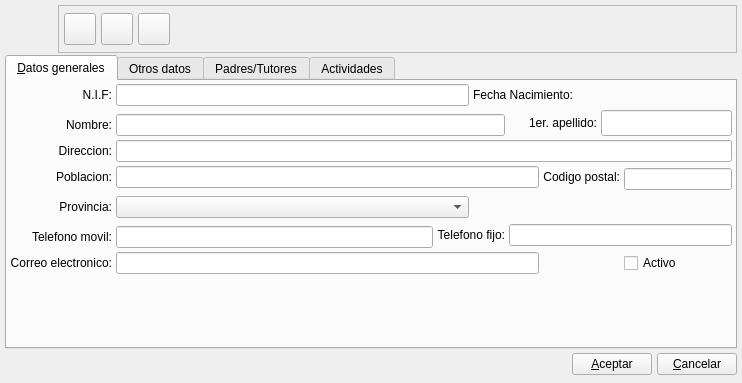
eboladev/Bulmages-1, file bulmages/bulmafact/plugins/pluginbf_alumno/alumnobase.ui: the form before one commit.
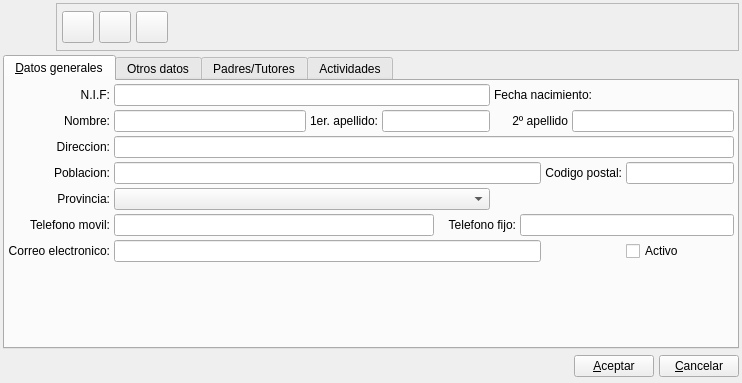
The form after the commit. Icons and pictures are not drawn. Custom widgets are drawn as their Qt base class.

Commit message: Arreglo un cambio de nombre de la carpeta de iconos. Pongo imagenes en bulmasetup (Solo falta la de bulmacont que ya ansio verla) Pongo el logotipo de iglues a color y con transparencia.

The edit to the form file:
```diff
--- a/bulmages/bulmafact/plugins/pluginbf_alumno/alumnobase.ui
+++ b/bulmages/bulmafact/plugins/pluginbf_alumno/alumnobase.ui
@@ -24,12 +24,6 @@
 				<normaloff>:/ImgGestionAula/icons/alumno.svg</normaloff>:/ImgGestionAula/icons/alumno.svg</iconset>
 		</property>
 		<layout class="QVBoxLayout" name="verticalLayout" >
-			<property name="spacing" >
-				<number>2</number>
-			</property>
-			<property name="margin" >
-				<number>5</number>
-			</property>
 			<item>
 				<layout class="QHBoxLayout" >
 					<property name="spacing" >
@@ -222,14 +216,6 @@
 				<number>0</number>
 			</property>
 			<widget class="QWidget" name="Tab1" >
-				<property name="geometry" >
-					<rect>
-						<x>0</x>
-						<y>0</y>
-						<width>728</width>
-						<height>253</height>
-					</rect>
-				</property>
 				<attribute name="title" >
 					<string>&amp;Datos generales</string>
 				</attribute>
@@ -247,14 +233,14 @@
 							</property>
 						</widget>
 					</item>
-					<item row="0" column="1" colspan="2" >
+       <item row="0" column="1" colspan="4" >
 						<widget class="QLineEdit" name="mui_cifcliente" >
 							<property name="maxLength" >
 								<number>200</number>
 							</property>
 						</widget>
 					</item>
-					<item row="0" column="3" colspan="3" >
+       <item row="0" column="5" colspan="4" >
 						<widget class="QLabel" name="textLabel2_10" >
 							<property name="sizePolicy" >
 								<sizepolicy vsizetype="Fixed" hsizetype="Fixed" >
@@ -263,17 +249,40 @@
 								</sizepolicy>
 							</property>
 							<property name="text" >
-								<string>Fecha Nacimiento:</string>
+          <string>Fecha nacimiento:</string>
 							</property>
 							<property name="alignment" >
 								<set>Qt::AlignRight|Qt::AlignTrailing|Qt::AlignVCenter</set>
 							</property>
 						</widget>
 					</item>
-					<item row="0" column="6" colspan="3" >
+       <item row="0" column="9" colspan="2" >
 						<widget class="BlDateSearch" native="1" name="mui_fechanacimientoalumno" />
 					</item>
-					<item rowspan="2" row="1" column="4" colspan="3" >
+       <item row="1" column="0" >
+        <widget class="QLabel" name="textLabel2_2" >
+         <property name="text" >
+          <string>Nombre:</string>
+         </property>
+         <property name="alignment" >
+          <set>Qt::AlignRight|Qt::AlignTrailing|Qt::AlignVCenter</set>
+         </property>
+         <property name="buddy" >
+          <cstring>mui_nombrealumno</cstring>
+         </property>
+        </widget>
+       </item>
+       <item row="1" column="1" >
+        <widget class="QLineEdit" name="mui_nombrealumno" >
+         <property name="sizePolicy" >
+          <sizepolicy vsizetype="Preferred" hsizetype="Expanding" >
+           <horstretch>0</horstretch>
+           <verstretch>0</verstretch>
+          </sizepolicy>
+         </property>
+        </widget>
+       </item>
+       <item row="1" column="2" >
 						<widget class="QLabel" name="textLabel2_3" >
 							<property name="text" >
 								<string>1er. apellido:</string>
@@ -286,7 +295,7 @@
 							</property>
 						</widget>
 					</item>
-					<item rowspan="2" row="1" column="7" colspan="2" >
+       <item row="1" column="3" colspan="2" >
 						<widget class="QLineEdit" name="mui_apellido1alumno" >
 							<property name="sizePolicy" >
 								<sizepolicy vsizetype="Preferred" hsizetype="Expanding" >
@@ -296,30 +305,30 @@
 							</property>
 						</widget>
 					</item>
+       <item row="1" column="5" colspan="3" >
+        <widget class="QLabel" name="textLabel2_4" >
+         <property name="text" >
+          <string>2º apellido</string>
+         </property>
+         <property name="alignment" >
+          <set>Qt::AlignRight|Qt::AlignTrailing|Qt::AlignVCenter</set>
+         </property>
+         <property name="buddy" >
+          <cstring>mui_apellido2alumno</cstring>
+         </property>
+        </widget>
+       </item>
+       <item row="1" column="8" colspan="3" >
+        <widget class="QLineEdit" name="mui_apellido2alumno" >
+         <property name="sizePolicy" >
+          <sizepolicy vsizetype="Preferred" hsizetype="Expanding" >
+           <horstretch>0</horstretch>
+           <verstretch>0</verstretch>
+          </sizepolicy>
+         </property>
+        </widget>
+       </item>
 					<item row="2" column="0" >
-						<widget class="QLabel" name="textLabel2_2" >
-							<property name="text" >
-								<string>Nombre:</string>
-							</property>
-							<property name="alignment" >
-								<set>Qt::AlignRight|Qt::AlignTrailing|Qt::AlignVCenter</set>
-							</property>
-							<property name="buddy" >
-								<cstring>mui_nombrealumno</cstring>
-							</property>
-						</widget>
-					</item>
-					<item row="2" column="1" colspan="3" >
-						<widget class="QLineEdit" name="mui_nombrealumno" >
-							<property name="sizePolicy" >
-								<sizepolicy vsizetype="Preferred" hsizetype="Expanding" >
-									<horstretch>0</horstretch>
-									<verstretch>0</verstretch>
-								</sizepolicy>
-							</property>
-						</widget>
-					</item>
-					<item row="3" column="0" >
 						<widget class="QLabel" name="textLabel2_6" >
 							<property name="text" >
 								<string>Direccion:</string>
@@ -332,14 +341,14 @@
 							</property>
 						</widget>
 					</item>
-					<item row="3" column="1" colspan="8" >
-						<widget class="QLineEdit" name="mui_dircliente" >
+       <item row="2" column="1" colspan="10" >
+        <widget class="QLineEdit" name="mui_diralumno" >
 							<property name="maxLength" >
 								<number>100</number>
 							</property>
 						</widget>
 					</item>
-					<item row="4" column="0" >
+       <item row="3" column="0" >
 						<widget class="QLabel" name="textLabel2_9" >
 							<property name="text" >
 								<string>Poblacion:</string>
@@ -352,14 +361,14 @@
 							</property>
 						</widget>
 					</item>
-					<item row="4" column="1" colspan="4" >
-						<widget class="QLineEdit" name="mui_poblcliente" >
+       <item row="3" column="1" colspan="6" >
+        <widget class="QLineEdit" name="mui_municipioalumno" >
 							<property name="maxLength" >
 								<number>40</number>
 							</property>
 						</widget>
 					</item>
-					<item row="4" column="5" colspan="3" >
+       <item row="3" column="7" colspan="3" >
 						<widget class="QLabel" name="textLabel2_7" >
 							<property name="sizePolicy" >
 								<sizepolicy vsizetype="Fixed" hsizetype="Fixed" >
@@ -378,8 +387,8 @@
 							</property>
 						</widget>
 					</item>
-					<item rowspan="2" row="4" column="8" >
-						<widget class="QLineEdit" name="mui_cpcliente" >
+       <item row="3" column="10" >
+        <widget class="QLineEdit" name="mui_cpalumno" >
 							<property name="sizePolicy" >
 								<sizepolicy vsizetype="Fixed" hsizetype="Fixed" >
 									<horstretch>0</horstretch>
@@ -391,7 +400,7 @@
 							</property>
 						</widget>
 					</item>
-					<item rowspan="3" row="5" column="0" >
+       <item row="4" column="0" >
 						<widget class="QLabel" name="textLabel2_9_2" >
 							<property name="text" >
 								<string>Provincia:</string>
@@ -404,30 +413,10 @@
 							</property>
 						</widget>
 					</item>
-					<item row="6" column="1" colspan="2" >
+       <item row="4" column="1" colspan="4" >
 						<widget class="BlComboBox" name="mui_idprovincia" />
 					</item>
-					<item rowspan="2" row="7" column="2" colspan="2" >
-						<widget class="QLabel" name="textLabel2_8" >
-							<property name="text" >
-								<string>Telefono fijo:</string>
-							</property>
-							<property name="alignment" >
-								<set>Qt::AlignRight|Qt::AlignTrailing|Qt::AlignVCenter</set>
-							</property>
-							<property name="buddy" >
-								<cstring>mui_telcliente</cstring>
-							</property>
-						</widget>
-					</item>
-					<item rowspan="2" row="7" column="4" colspan="5" >
-						<widget class="QLineEdit" name="mui_telcliente" >
-							<property name="maxLength" >
-								<number>20</number>
-							</property>
-						</widget>
-					</item>
-					<item row="8" column="0" >
+       <item row="5" column="0" >
 						<widget class="QLabel" name="textLabel2_8_5" >
 							<property name="text" >
 								<string>Telefono movil:</string>
@@ -440,14 +429,34 @@
 							</property>
 						</widget>
 					</item>
-					<item row="8" column="1" >
-						<widget class="QLineEdit" name="mui_movilcliente" >
+       <item row="5" column="1" colspan="3" >
+        <widget class="QLineEdit" name="mui_movilalumno" >
 							<property name="maxLength" >
 								<number>20</number>
 							</property>
 						</widget>
 					</item>
-					<item row="9" column="0" >
+       <item row="5" column="4" colspan="2" >
+        <widget class="QLabel" name="textLabel2_8" >
+         <property name="text" >
+          <string>Telefono fijo:</string>
+         </property>
+         <property name="alignment" >
+          <set>Qt::AlignRight|Qt::AlignTrailing|Qt::AlignVCenter</set>
+         </property>
+         <property name="buddy" >
+          <cstring>mui_telalumno</cstring>
+         </property>
+        </widget>
+       </item>
+       <item row="5" column="6" colspan="5" >
+        <widget class="QLineEdit" name="mui_telalumno" >
+         <property name="maxLength" >
+          <number>20</number>
+         </property>
+        </widget>
+       </item>
+       <item row="6" column="0" >
 						<widget class="QLabel" name="textLabel2_8_3" >
 							<property name="text" >
 								<string>Correo electronico:</string>
@@ -460,14 +469,21 @@
 							</property>
 						</widget>
 					</item>
-					<item row="9" column="1" colspan="4" >
-						<widget class="QLineEdit" name="mui_mailcliente" >
+       <item row="6" column="1" colspan="6" >
+        <widget class="QLineEdit" name="mui_emailalumno" >
 							<property name="maxLength" >
 								<number>100</number>
 							</property>
 						</widget>
 					</item>
-					<item row="10" column="1" >
+       <item row="6" column="10" >
+        <widget class="QCheckBox" name="mui_activoalumno" >
+         <property name="text" >
+          <string>Activo</string>
+         </property>
+        </widget>
+       </item>
+       <item row="7" column="1" colspan="3" >
 						<spacer name="verticalSpacer" >
 							<property name="orientation" >
 								<enum>Qt::Vertical</enum>
@@ -480,13 +496,6 @@
 							</property>
 						</spacer>
 					</item>
-					<item row="9" column="8" >
-						<widget class="QCheckBox" name="mui_activoalumno" >
-							<property name="text" >
-								<string>Activo</string>
-							</property>
-						</widget>
-					</item>
 				</layout>
 			</widget>
 			<widget class="QWidget" name="tabOtros" >
```
Left out of the diff: 38 changed lines with no effect on the pictures. Lines whose indentation alone changed are shown as unchanged. The commit also changes 15 other files.
